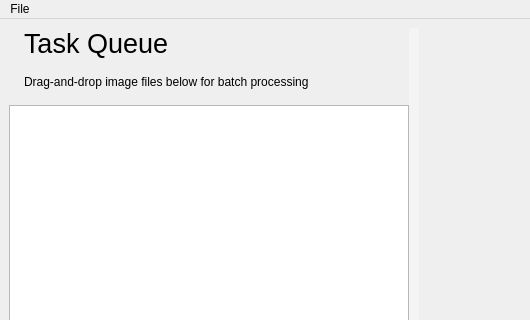
Qt form geometrize/dialog/taskqueuewindow.ui (Tw1ddle/geometrize) before a commit; both pictures show x 0 to 530 and y 0 to 320 of the 1028 by 1024 pixel window.
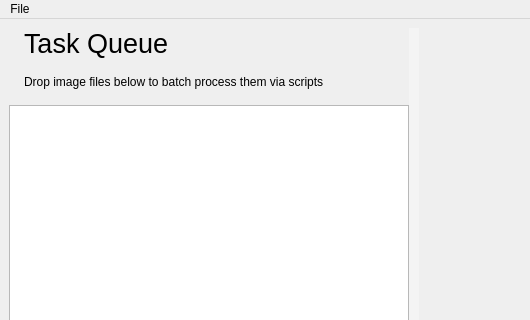
The same form after that commit. Icons and pictures are not drawn.

Commit message: Hide the "run script" button by default, task queue will be more user friendly in most cases

Diff of the .ui file:
```diff
--- a/geometrize/dialog/taskqueuewindow.ui
+++ b/geometrize/dialog/taskqueuewindow.ui
@@ -177,7 +177,7 @@
             <item>
              <widget class="QLabel" name="taskListInstructionText">
               <property name="text">
-               <string extracomment="Instructions to the user explaining how to add items to the task queue list, by dragging items into a list below this text">Drag-and-drop image files below for batch processing</string>
+               <string extracomment="Instructions to the user explaining how to add items to the task queue list, by dragging items into a list below this text">Drop image files below to batch process them via scripts</string>
               </property>
              </widget>
             </item>
```
The commit also changes 1 other file.
